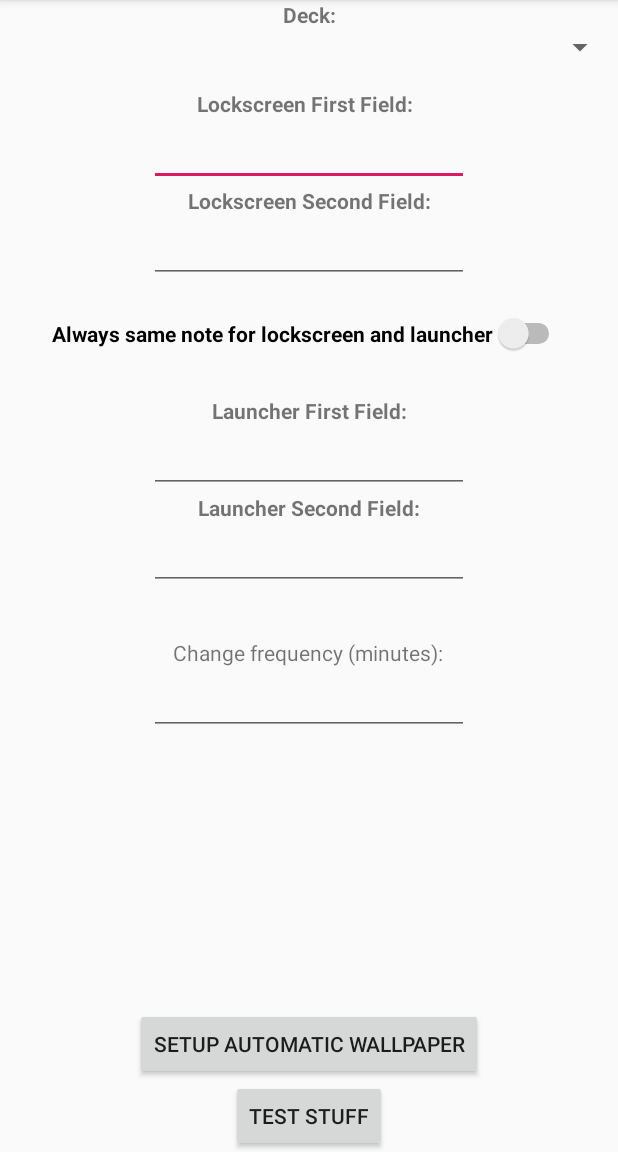
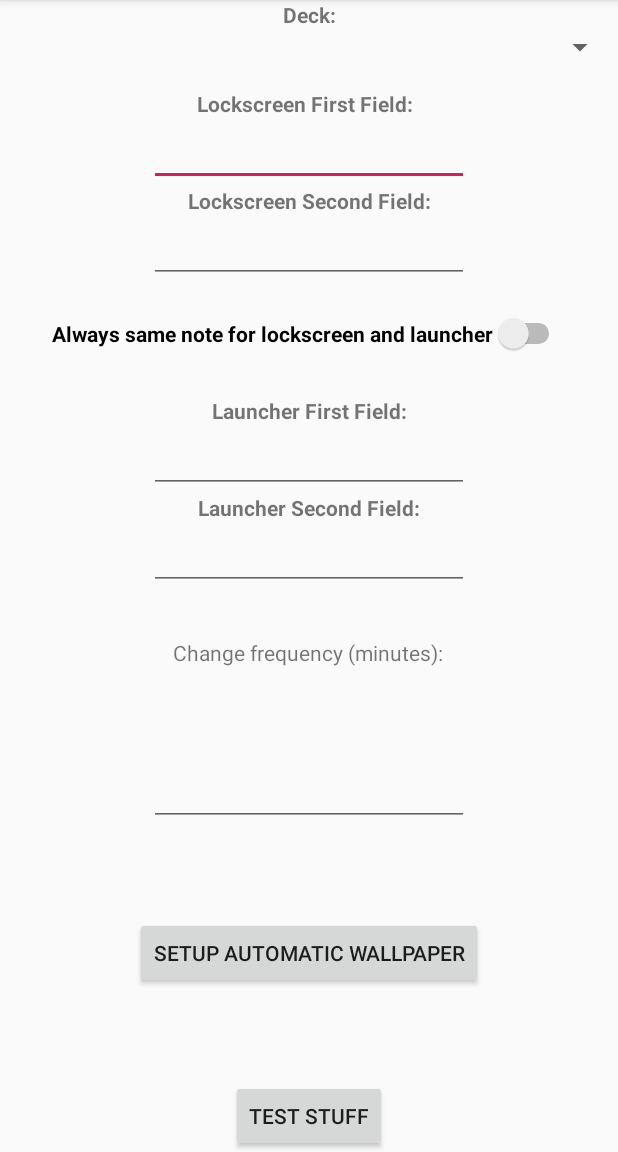
Before and after one commit to evanbattaglia/jide, an Android app: the screen it shows after launch (MainActivity), on a phone screen of 412 x 824 dp, the part 84-1236 px from its top. Run offline under Robolectric (Android 15) with nearby library versions, the phone set to English and light mode, and no system bars; libraries missing offline, so code that uses them is left out: com.ichi2.anki.

Commit message:
fix mistake in layout

```diff
--- a/app/src/main/res/layout/activity_main.xml
+++ b/app/src/main/res/layout/activity_main.xml
@@ -134,7 +134,7 @@
         app:layout_constraintBottom_toTopOf="@+id/testButton"
         app:layout_constraintEnd_toEndOf="parent"
         app:layout_constraintStart_toStartOf="parent"
-        app:layout_constraintTop_toBottomOf="@+id/numberPicker" />
+        app:layout_constraintTop_toBottomOf="@+id/wallpaper_frequency" />
 
     <Button
         android:id="@+id/testButton"
```
